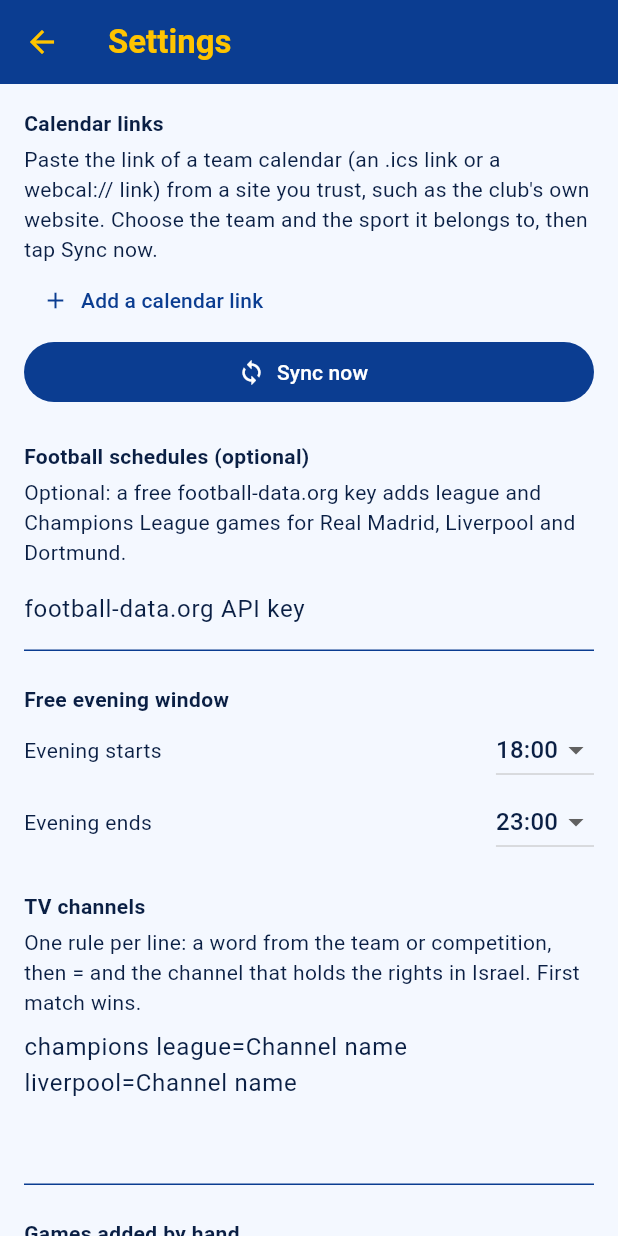
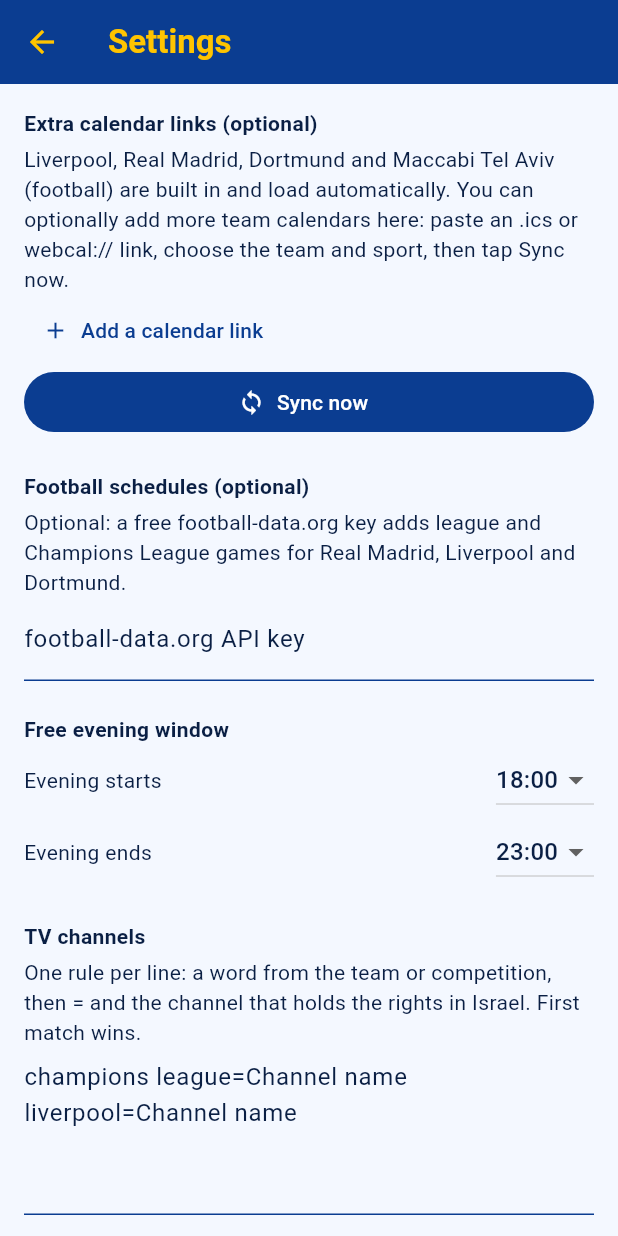
Before and after one commit to NLV9/Game-Day, a Flutter app: the screen it shows after launch, after a tap on the "settings" icon, on a phone screen of 412 x 824 dp. Run offline on Flutter 3.47's test engine with Material 3 defaults, Android fonts, the light colour scheme and no system bars; our stand-ins replace flutter_local_notifications, shared_preferences, timezone; network calls fail.

Commit message:
Modify sync method and update settings text
Updated sync method to include force parameter and modified text for calendar links.

```diff
--- a/lib/main.dart
+++ b/lib/main.dart
@@ -16,7 +16,7 @@ Future<void> main() async {
     await initNotifications();
   } catch (_) {}
   runApp(const GameDayApp());
-  app.sync();
+  app.sync(force: false);
 }
 
 // No red anywhere: every "error" colour is mapped to blue.
@@ -568,9 +568,9 @@ class _SettingsPageState extends State<SettingsPage> {
         builder: (context, _) => Scaffold(
           appBar: AppBar(title: const Text('Settings')),
           body: ListView(padding: const EdgeInsets.all(16), children: [
-            const Text('Calendar links', style: TextStyle(fontWeight: FontWeight.w700)),
+            const Text('Extra calendar links (optional)', style: TextStyle(fontWeight: FontWeight.w700)),
             const SizedBox(height: 4),
-            const Text("Paste the link of a team calendar (an .ics link or a webcal:// link) from a site you trust, such as the club's own website. Choose the team and the sport it belongs to, then tap Sync now."),
+            const Text("Liverpool, Real Madrid, Dortmund and Maccabi Tel Aviv (football) are built in and load automatically. You can optionally add more team calendars here: paste an .ics or webcal:// link, choose the team and sport, then tap Sync now."),
             for (var i = 0; i < app.cals.length; i++)
               ListTile(
                 contentPadding: EdgeInsets.zero,
```
